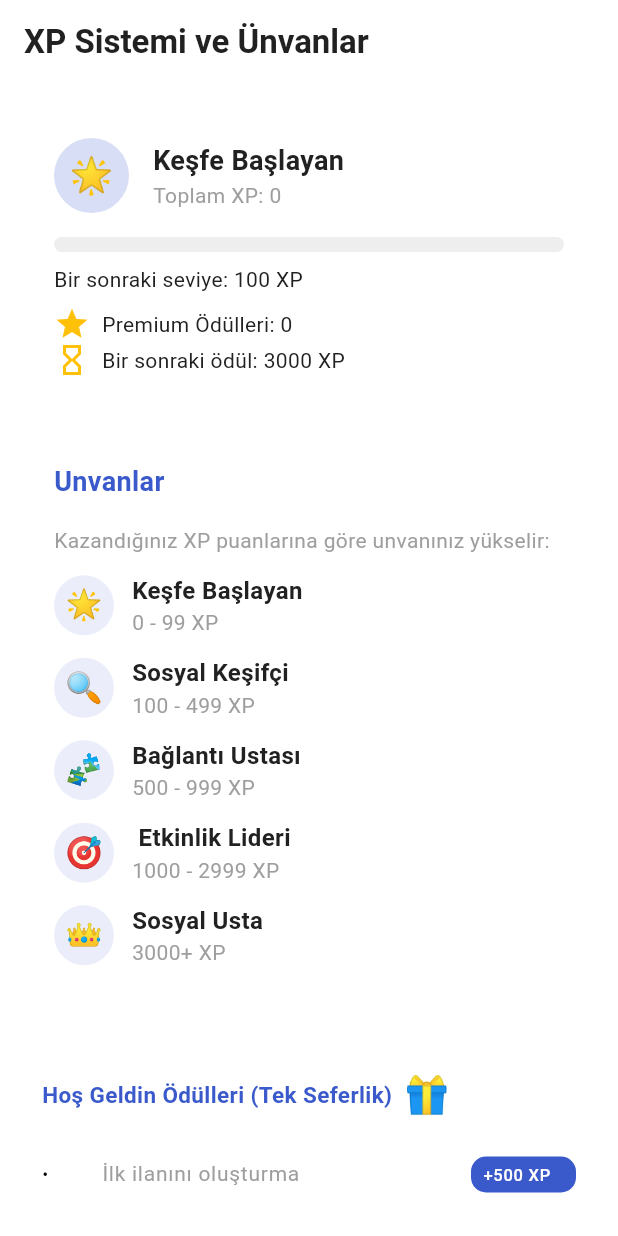
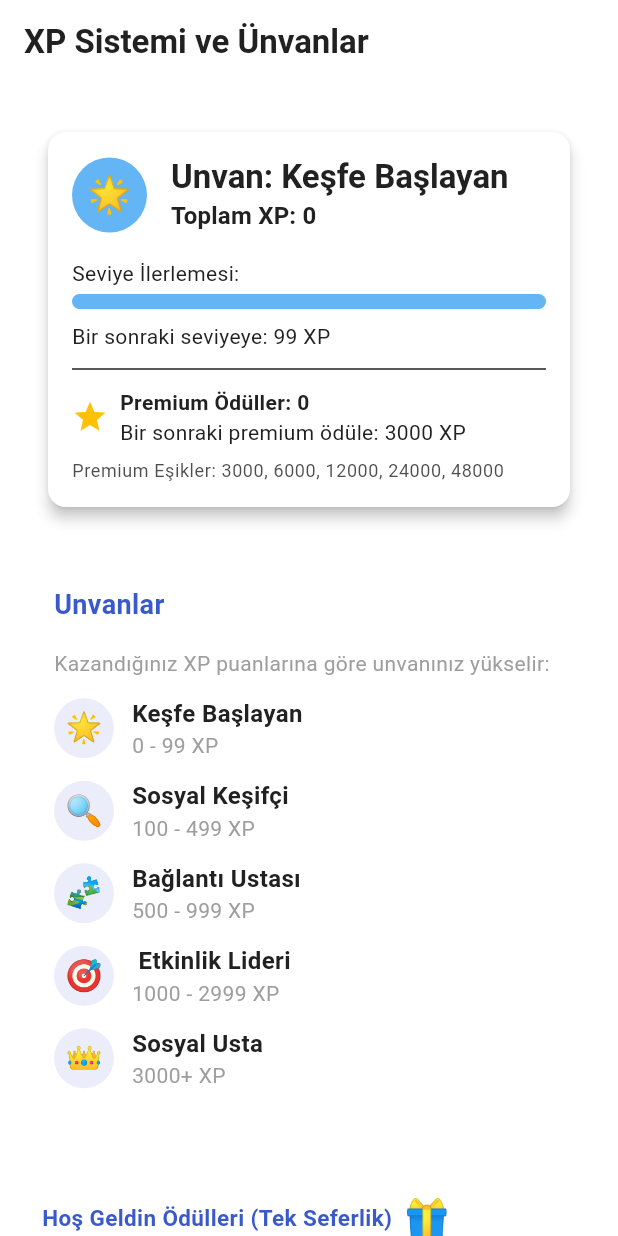
Before and after one commit to Alpaslandev/Palse, a Flutter app: the XpEventsView screen opened by its route, on a phone screen of 412 x 824 dp. Run offline on Flutter 3.47's test engine with Material 3 defaults, Android fonts, the phone set to English and light mode, and no system bars; our stand-ins replace cached_network_image, cloud_firestore, dio, firebase_auth, firebase_core, firebase_messaging and 9 more; missing offline and left inert: firebase_auth_platform_interface, purchases_flutter, purchases_ui_flutter; accounts and stored records are empty; statements that could not run were skipped.

Commit message:
XP Sistemi ve Bildirim Yapısında Kapsamlı Yeniden Düzenleme
- NotificationsEnum'da yapısal değişiklik: `nonPremium`, `premium` ve `isSaveable` alanlarını kaldır
- AchievementService'e bildirim ve XP yönetimi için yeni metodlar ekle
- Ana uygulamada AchievementService'i Provider olarak kaydet
- Bildirim ve XP kazanım süreçlerini daha detaylı ve bilgilendirici hale getir
- Kullanıcı seviye atlamaları ve ödüller için otomatik bildirim mekanizması oluştur

```diff
--- a/lib/core/constant/notifications_enum.dart
+++ b/lib/core/constant/notifications_enum.dart
@@ -2,32 +2,32 @@ import 'package:flutter/material.dart';
 import 'package:palseapp/core/localization/app_localizations.dart';
 
 enum NotificationsEnum {
-  likeAdvert(
-      title: 'Harika!',
-      nonPremium: '💖 İlanınız beğenildi! Beğenenleri görmek için tıklayın.',
-      premium: '💖 İlanınız beğenildi! Kimin beğendiğini görmek için ✨ premium üye olun.',
-      isSaveable: true),
-  comment(title: 'Dikkatler Üzerinde!', nonPremium: 'Profiline yorum yaptı! Hemen görüntüle', isSaveable: true),
-  newAdvertInCity(title: 'Yalnız Değilsin!', nonPremium: '🏙️ Şehrinizde harika bir ilan eklendi, hemen göz atın! 👀', isSaveable: true),
-  newAdvertInInterestArea(
-      title: 'Aradığını Buldun!', nonPremium: '✨ İlgi alanınıza hitap eden yepyeni bir ilan var! Hadi, kaçırmadan inceleyin! 🔍', isSaveable: false),
-  dailyTask(
-      title: '', nonPremium: 'Bugün Palse’de XP kazanma zamanı! Bir ilan oluştur ve bir mesaj gönder, +100 XP senin olsun! 🎯', isSaveable: true),
-  dailyTaskCompleted(title: '', nonPremium: 'Günlük görevlerin tamamlandı! Hemen görüntüle', isSaveable: true),
+  likeAdvert(title: 'İlan Beğenildi!', description: 'Bir ilanı beğendiniz, hemen görüntüle'),
+  comment(title: 'Yorum Eklendi!', description: 'Bir yorum eklendiniz, hemen görüntüle'),
+  dailyTask(title: 'Bugün Palse\'de XP kazanma zamanı!', description: 'Bir ilan oluştur ve bir mesaj gönder, +100 XP senin olsun! 🎯'),
 
-  welcomeNotification(
-      title: 'Çaylak!', nonPremium: 'Hoş geldin! İlk ilanını oluştur ve ilk mesajını gönder, toplam 1000 XP kazan! 🎉', isSaveable: true),
-  messageFromOldFriend(title: '', nonPremium: 'Uzun zamandır görüşmedik! Giriş yap ve bir mesaj gönder, hemen +35 XP kazan!', isSaveable: false);
+  dailyTaskCompleted(title: 'Günlük Görevler Tamamlandı!', description: 'Günlük görevlerin tamamlandı! Hemen görüntüle'),
 
-  final String nonPremium;
-  final String? premium;
+  messageFromOldFriend(title: 'Eski Arkadaştan Mesaj!', description: 'Uzun zamandır görüşmedik! Giriş yap ve bir mesaj gönder, hemen +35 XP kazan!'),
+
+  // XP sistemi bildirimleri
+  taskCompleted(title: 'Görev Tamamlandı!', description: '🎯 Bir görevi tamamladınız ve XP kazandınız!'),
+
+  xpEarned(title: 'XP Kazandınız!', description: '✨ Tebrikler! XP puanı kazandınız.'),
+
+  rankUp(title: 'Seviye Atladınız!', description: '🏆 Tebrikler! Yeni bir seviyeye ulaştınız.'),
+
+  premiumReward(title: 'Premium Ödül!', description: '🎁 Yeni bir premium ödül kazandınız!'),
+
+  xpReset(title: 'XP Sıfırlandı', description: '🔄 XP puanlarınız sıfırlandı.');
+
+  final String description;
   final String title;
-  final bool isSaveable;
 
-  const NotificationsEnum({required this.nonPremium, this.premium, required this.title, this.isSaveable = true});
+  const NotificationsEnum({required this.description, required this.title});
 
   // Çevirilmiş metni döndüren getter
   String getText(BuildContext context) {
-    return context.tr(nonPremium);
+    return context.tr(description);
   }
 }
--- a/lib/core/provider/auth_provider.dart
+++ b/lib/core/provider/auth_provider.dart
@@ -7,15 +7,12 @@ import 'package:palseapp/core/models/customer.dart';
 import 'package:palseapp/core/services/auth/auth_service.dart';
 import 'package:palseapp/core/services/firestore/customer_service.dart';
 import 'package:palseapp/core/services/notification_service.dart';
-import 'package:palseapp/core/services/achievement_service.dart';
-import 'package:palseapp/features/achievement/achievements.dart';
 
 // Auth durumunu yöneten provider sınıfı
 class AuthProvider extends ChangeNotifier {
   final AuthService _authService = AuthService();
   final CustomerService _userService = CustomerService();
   final NotificationService _notificationService = NotificationService();
-  final AchievementService _achievementService = AchievementService();
 
   bool _isLoading = true;
   User? _firebaseUser;
@@ -172,87 +169,6 @@ class AuthProvider extends ChangeNotifier {
     }
   }
 
-  // XP kazandırma metodu
-  Future<void> earnXp(XpEvent event) async {
-    if (_user == null) return;
-
-    try {
-      final updatedUser = await _achievementService.earnXp(_user!, event);
-
-      if (updatedUser.totalXp != _user!.totalXp) {
-        _user = updatedUser;
-        notifyListeners();
-      }
-    } catch (e) {
-      debugPrint('XP kazanırken hata: $e');
-    }
-  }
-
-  // Özel XP ekleme metodu
-  Future<void> earnCustomXp(int amount) async {
-    if (_user == null || amount <= 0) return;
-
-    try {
-      final updatedUser = await _achievementService.earnCustomXp(_user!, amount);
-
-      if (updatedUser.totalXp != _user!.totalXp) {
-        _user = updatedUser;
-        notifyListeners();
-      }
-    } catch (e) {
-      debugPrint('Özel XP eklerken hata: $e');
-    }
-  }
-
-  // Günlük görevleri sıfırlama metodu
-  Future<void> resetDailyTasks() async {
-    if (_user == null) return;
-
-    try {
-      final updatedUser = await _achievementService.resetDailyTasks(_user!);
-      _user = updatedUser;
-      notifyListeners();
-    } catch (e) {
-      debugPrint('Günlük görevleri sıfırlarken hata: $e');
-    }
-  }
-
-  // Kullanıcının unvanını döndüren getter
-  UserRank get userRank {
-    if (_user == null) return UserRank.beginner;
-    return _achievementService.getUserRank(_user!.totalXp);
-  }
-
-  // Kullanıcının görevi tamamlayıp tamamlamadığını kontrol eden metod
-  bool isTaskCompleted(XpEvent event) {
-    if (_user == null) return false;
-    return _achievementService.isTaskCompleted(_user!, event);
-  }
-
-  // Bir görevin kaç kez tamamlandığını hesaplayan metod
-  int getTaskCompletionCount(XpEvent event) {
-    if (_user == null) return 0;
-    return _achievementService.getTaskCompletionCount(_user!, event);
-  }
-
-  // Günlük görevin bugün tamamlanıp tamamlanmadığını kontrol eden metod
-  bool isDailyTaskCompletedToday() {
-    if (_user == null) return false;
-    return _achievementService.isDailyTaskCompletedToday(_user!);
-  }
-
-  // Kullanıcının kazandığı premium ödül sayısını döndüren metod
-  int getEarnedPremiumRewardCount() {
-    if (_user == null) return 0;
-    return _achievementService.getEarnedPremiumRewardCount(_user!.totalXp);
-  }
-
-  // Bir sonraki premium ödüle ne kadar XP kaldığını hesaplayan metod
-  int getXpToNextPremium() {
-    if (_user == null) return 0;
-    return _achievementService.getXpToNextPremium(_user!.totalXp);
-  }
-
   // Çıkış yap
   Future<void> logout() async {
     try {
--- a/lib/core/services/firestore/advert_service.dart
+++ b/lib/core/services/firestore/advert_service.dart
@@ -1,7 +1,6 @@
 import 'package:cloud_firestore/cloud_firestore.dart';
 import 'package:flutter/material.dart';
 import 'package:palseapp/core/constant/categories.dart';
-import 'package:palseapp/core/constant/notifications_enum.dart';
 import 'package:palseapp/core/models/advert.dart';
 import 'package:palseapp/core/services/notification_service.dart';
 
@@ -166,7 +165,7 @@ class AdvertService {
       }
       await notificationService.sendNotification(
         receiverId: creatorUserID,
-        notificationType: NotificationsEnum.likeAdvert.name,
+        notificationType: 'likeAdvert',
       );
     } catch (e) {
       debugPrint('İlan beğenme hatası: $e');
--- a/lib/core/services/notification_service.dart
+++ b/lib/core/services/notification_service.dart
@@ -48,13 +48,11 @@ class NotificationService {
       debugPrint('Ön planda bildirim alındı: ${message.notification?.body}');
 
       debugPrint('Bildirim data: ${message.data}');
-      final notificationType = NotificationsEnum.values.firstWhere((e) => e.name == message.data['type']);
       //  final notificationDate = (message.data['timestamp'] as Timestamp).toDate();
-      debugPrint('Bildirim notificationType: ${notificationType.title}');
 
-      if (notificationType.isSaveable) {
+      if (message.data['type'] != 'message') {
         SharedPrefService.saveNotificationWithEnum(
-          type: notificationType,
+          type: message.data['type'],
           body: message.notification?.body ?? '',
           title: message.notification?.title ?? '',
         );
--- a/lib/core/widgets/notification_view.dart
+++ b/lib/core/widgets/notification_view.dart
@@ -73,7 +73,7 @@ class NotificationView extends StatelessWidget {
                                 Align(
                                   alignment: Alignment.topLeft,
                                   child: Text(
-                                    notificationType.nonPremium,
+                                    notificationType.description,
                                   ),
                                 ),
                                 Align(
--- a/lib/features/comment/viewmodel/comment_view_model.dart
+++ b/lib/features/comment/viewmodel/comment_view_model.dart
@@ -3,8 +3,6 @@ import 'package:palseapp/core/models/comment_model.dart';
 import 'package:palseapp/core/models/customer.dart';
 import 'package:palseapp/core/services/firestore/customer_service.dart';
 import 'package:palseapp/core/services/notification_service.dart';
-
-import '../../../core/constant/notifications_enum.dart';
 
 class CommentViewModel extends ChangeNotifier {
   final CustomerService _customerService = CustomerService();
@@ -29,7 +27,7 @@ class CommentViewModel extends ChangeNotifier {
       _comments.add(comment);
       await _notificationService.sendNotification(
         receiverId: _friendCustomer.userID!,
-        notificationType: NotificationsEnum.comment.name,
+        notificationType: 'comment',
       );
       debugPrint('Yorum eklendi: ${comment.toString()}');
     } catch (e) {
--- a/lib/features/profile/widgets/xp_events_view.dart
+++ b/lib/features/profile/widgets/xp_events_view.dart
@@ -1,8 +1,10 @@
 import 'package:flutter/material.dart';
 import 'package:palseapp/core/localization/app_localizations.dart';
 import 'package:palseapp/core/provider/auth_provider.dart';
+import 'package:palseapp/core/services/achievement_service.dart';
 import 'package:palseapp/core/utils/app_theme.dart';
 import 'package:palseapp/features/achievement/achievements.dart';
+import 'package:palseapp/features/achievement/premium_rewards.dart';
 import 'package:provider/provider.dart';
 
 class XpEventsView extends StatelessWidget {
@@ -12,6 +14,8 @@ class XpEventsView extends StatelessWidget {
   Widget build(BuildContext context) {
     // AuthProvider'ı kullan
     final authProvider = Provider.of<AuthProvider>(context);
+    // AchievementService'i doğrudan oluştur
+    final achievementService = Provider.of<AchievementService>(context);
 
     return Scaffold(
       appBar: AppBar(
@@ -23,7 +27,7 @@ class XpEventsView extends StatelessWidget {
               padding: const EdgeInsets.symmetric(vertical: 16, horizontal: 16),
               children: [
                 // Kullanıcı seviye bilgileri
-                _buildUserLevelCard(context, authProvider),
+                _xpAndLevel(authProvider, context, achievementService),
                 const SizedBox(height: 16),
                 // Unvanlar kartı
                 _buildRanksCard(context),
@@ -31,7 +35,7 @@ class XpEventsView extends StatelessWidget {
                 // XP kazanma yolları
                 ...XpEventGroup.values.map((group) => Column(
                       children: [
-                        _buildEventCard(context, group, group.events, authProvider),
+                        _buildEventCard(context, group, group.events, authProvider, achievementService),
                         const SizedBox(height: 16),
                       ],
                     )),
@@ -40,29 +44,14 @@ class XpEventsView extends StatelessWidget {
     );
   }
 
-  // Kullanıcı seviye kartı
-  Widget _buildUserLevelCard(BuildContext context, AuthProvider authProvider) {
-    final rank = authProvider.userRank;
-    final currentXp = authProvider.user!.totalXp;
-
-    // İlerleme yüzdesi hesaplama
-    double progressPercentage = 0.0;
-    if (rank == UserRank.master) {
-      progressPercentage = 1.0;
-    } else {
-      final minXp = rank.minXp;
-      final maxXp = rank.maxXp as int;
-      progressPercentage = ((currentXp - minXp) / (maxXp - minXp)).clamp(0.0, 1.0);
-    }
-
-    // Bir sonraki seviyeye kalan XP
-    int xpToNextRank = 0;
-    if (rank != UserRank.master) {
-      final maxXp = rank.maxXp as int;
-      xpToNextRank = maxXp - currentXp + 1;
-    }
+  Widget _xpAndLevel(AuthProvider authProvider, BuildContext context, AchievementService achievementService) {
+    // Kullanıcının unvanını hesapla
+    final userRank = achievementService.getUserRank(authProvider.user!.totalXp);
 
     return Card(
+      margin: const EdgeInsets.all(16),
+      elevation: 4,
+      shape: RoundedRectangleBorder(borderRadius: BorderRadius.circular(12)),
       child: Padding(
         padding: const EdgeInsets.all(16),
         child: Column(
@@ -75,11 +64,11 @@ class XpEventsView extends StatelessWidget {
                   height: 50,
                   alignment: Alignment.center,
                   decoration: BoxDecoration(
-                    color: AppTheme.primaryColor.withOpacity(0.2),
+                    color: userRank.getRankColor(),
                     shape: BoxShape.circle,
                   ),
                   child: Text(
-                    rank.icon,
+                    userRank.icon,
                     style: const TextStyle(fontSize: 24),
                   ),
                 ),
@@ -89,18 +78,12 @@ class XpEventsView extends StatelessWidget {
                     crossAxisAlignment: CrossAxisAlignment.start,
                     children: [
                       Text(
-                        context.tr(rank.titleKey),
-                        style: const TextStyle(
-                          fontSize: 18,
-                          fontWeight: FontWeight.bold,
-                        ),
+                        'Unvan: ${userRank.getLocalizedTitle(context)}',
+                        style: Theme.of(context).textTheme.titleLarge,
                       ),
                       Text(
-                        '${context.tr('total_xp')}: $currentXp',
-                        style: const TextStyle(
-                          fontSize: 14,
-                          color: Colors.grey,
-                        ),
+                        'Toplam XP: ${authProvider.user!.totalXp}',
+                        style: Theme.of(context).textTheme.titleMedium,
                       ),
                     ],
                   ),
@@ -108,40 +91,42 @@ class XpEventsView extends StatelessWidget {
               ],
             ),
             const SizedBox(height: 16),
+            const Text('Seviye İlerlemesi:'),
+            const SizedBox(height: 4),
             ClipRRect(
               borderRadius: BorderRadius.circular(8),
               child: LinearProgressIndicator(
-                value: progressPercentage,
+                value: achievementService.getXpToNextRankPercentage(authProvider.user!.totalXp),
                 minHeight: 10,
                 backgroundColor: Colors.grey.shade200,
-                color: AppTheme.primaryColor,
+                color: userRank.getRankColor(),
               ),
             ),
             const SizedBox(height: 8),
-            Text(
-              rank == UserRank.master ? context.tr('max_level_reached') : '${context.tr('next_level')}: $xpToNextRank XP',
-              style: const TextStyle(fontSize: 14),
-            ),
-            const SizedBox(height: 8),
+            Text('Bir sonraki seviyeye: ${achievementService.getXpToNextRank(authProvider.user!.totalXp)} XP'),
+            const Divider(height: 24),
             Row(
               children: [
                 const Icon(Icons.star, color: Colors.amber),
                 const SizedBox(width: 8),
-                Text(
-                  '${context.tr('premium_rewards')}: ${authProvider.getEarnedPremiumRewardCount()}',
-                  style: const TextStyle(fontSize: 14),
+                Expanded(
+                  child: Column(
+                    crossAxisAlignment: CrossAxisAlignment.start,
+                    children: [
+                      Text(
+                        'Premium Ödüller: ${achievementService.getEarnedPremiumRewardCount(authProvider.user!.totalXp)}',
+                        style: const TextStyle(fontWeight: FontWeight.bold),
+                      ),
+                      Text('Bir sonraki premium ödüle: ${achievementService.getXpToNextPremium(authProvider.user!.totalXp)} XP'),
+                    ],
+                  ),
                 ),
               ],
             ),
-            Row(
-              children: [
-                const Icon(Icons.hourglass_empty, color: Colors.amber),
-                const SizedBox(width: 8),
-                Text(
-                  '${context.tr('next_reward')}: ${authProvider.getXpToNextPremium()} XP',
-                  style: const TextStyle(fontSize: 14),
-                ),
-              ],
+            const SizedBox(height: 8),
+            Text(
+              'Premium Eşikler: ${PremiumRewards.getPremiumThresholds(50000).join(", ")}',
+              style: Theme.of(context).textTheme.bodySmall,
             ),
           ],
         ),
@@ -220,7 +205,8 @@ class XpEventsView extends StatelessWidget {
     );
   }
 
-  Widget _buildEventCard(BuildContext context, XpEventGroup group, List<XpEvent> events, AuthProvider authProvider) {
+  Widget _buildEventCard(
+      BuildContext context, XpEventGroup group, List<XpEvent> events, AuthProvider authProvider, AchievementService achievementService) {
     return Card(
       child: Padding(
         padding: const EdgeInsets.symmetric(horizontal: 8),
@@ -248,7 +234,7 @@ class XpEventsView extends StatelessWidget {
             const SizedBox(height: 8),
             ...group.events.map((event) {
               // Görevin kaç kez tamamlandığı bilgisini al
-              final completionCount = authProvider.getTaskCompletionCount(event);
+              final completionCount = achievementService.getTaskCompletionCount(authProvider.user!, event);
 
               // Bu görevden toplam ne kadar XP kazanıldığını hesapla
               final totalXpFromEvent = event.xpAmount * completionCount;
--- a/lib/main.dart
+++ b/lib/main.dart
@@ -10,6 +10,7 @@ import 'package:palseapp/core/provider/ads_provider.dart';
 import 'package:palseapp/core/provider/locale_provider.dart';
 import 'package:palseapp/core/provider/theme_provider.dart';
 import 'package:palseapp/core/routes/app_router.dart';
+import 'package:palseapp/core/services/achievement_service.dart';
 import 'package:palseapp/core/services/notification_service.dart';
 import 'package:palseapp/core/services/shared_pref_service.dart';
 import 'package:palseapp/core/utils/app_theme.dart';
@@ -79,6 +80,7 @@ void main() async {
         ChangeNotifierProvider.value(value: themeProvider),
         ChangeNotifierProvider.value(value: localeProvider),
         ChangeNotifierProvider.value(value: adsProvider),
+        Provider(create: (_) => AchievementService()),
       ],
       child: MyApp(notificationService: notificationService),
     ),
```
Also changed, not shown: lib/core/services/achievement_service.dart (+136 -4 lines), lib/core/services/shared_pref_service.dart (+0 -16 lines), lib/features/achievement/achievement_test_page.dart (+37 -95 lines).
